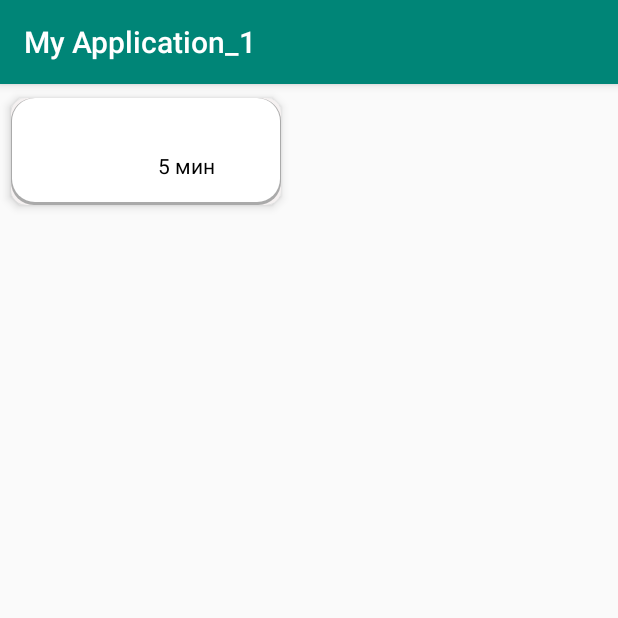
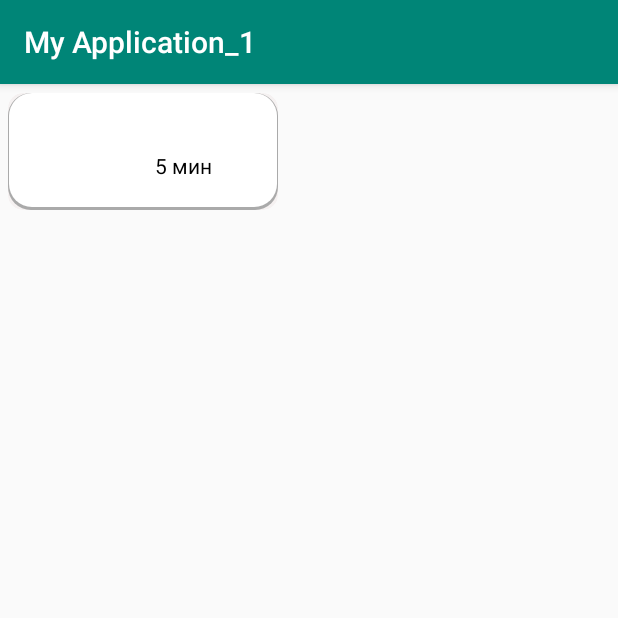
Before and after one commit to aytoku/android, an Android app: the screen it shows after launch (MainActivity), on a phone screen of 412 x 824 dp, the top half of it. Run offline under Robolectric (Android 15) with nearby library versions, the phone set to English and light mode, and no system bars; libraries missing offline, so code that uses them is left out: ru.osety.amironlibrary; 3 statements that could not run were skipped.

```diff
--- a/app/src/main/res/layout/activity_main.xml
+++ b/app/src/main/res/layout/activity_main.xml
@@ -21,7 +21,7 @@
         android:layout_height="match_parent"
         app:cardCornerRadius="10dp"
         app:cardUseCompatPadding="true"
-        app:cardElevation="4dp"
+        app:cardElevation="0dp"
         app:cardBackgroundColor="@color/my_gray">
         <androidx.coordinatorlayout.widget.CoordinatorLayout
             android:layout_width="match_parent"
```
